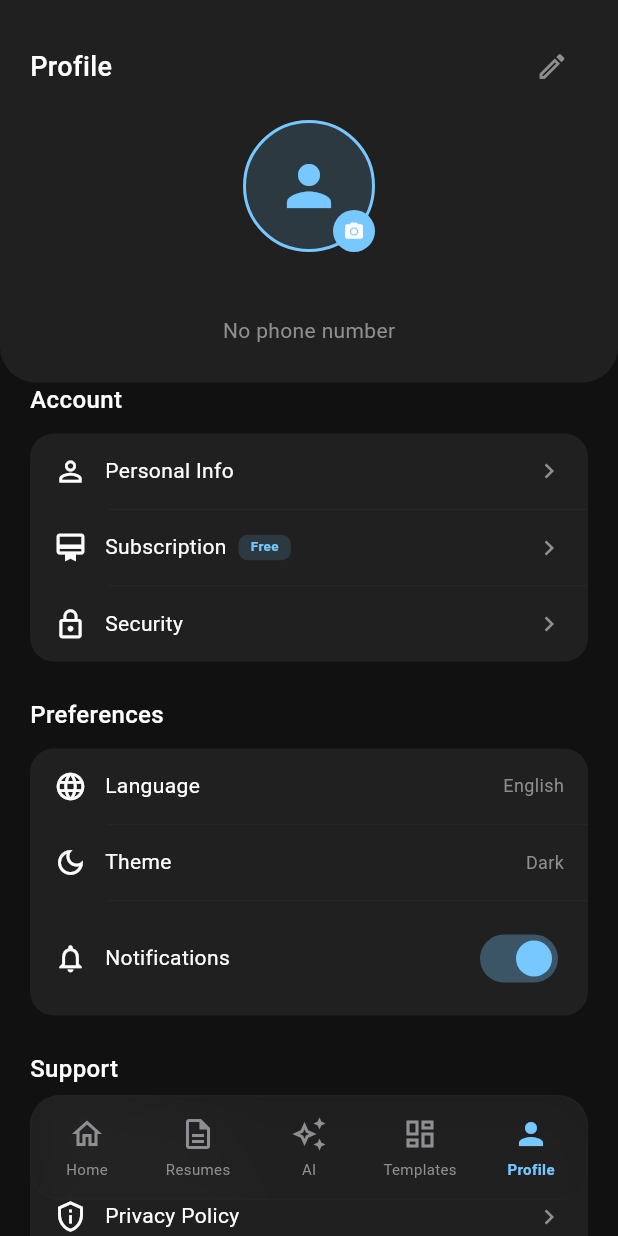
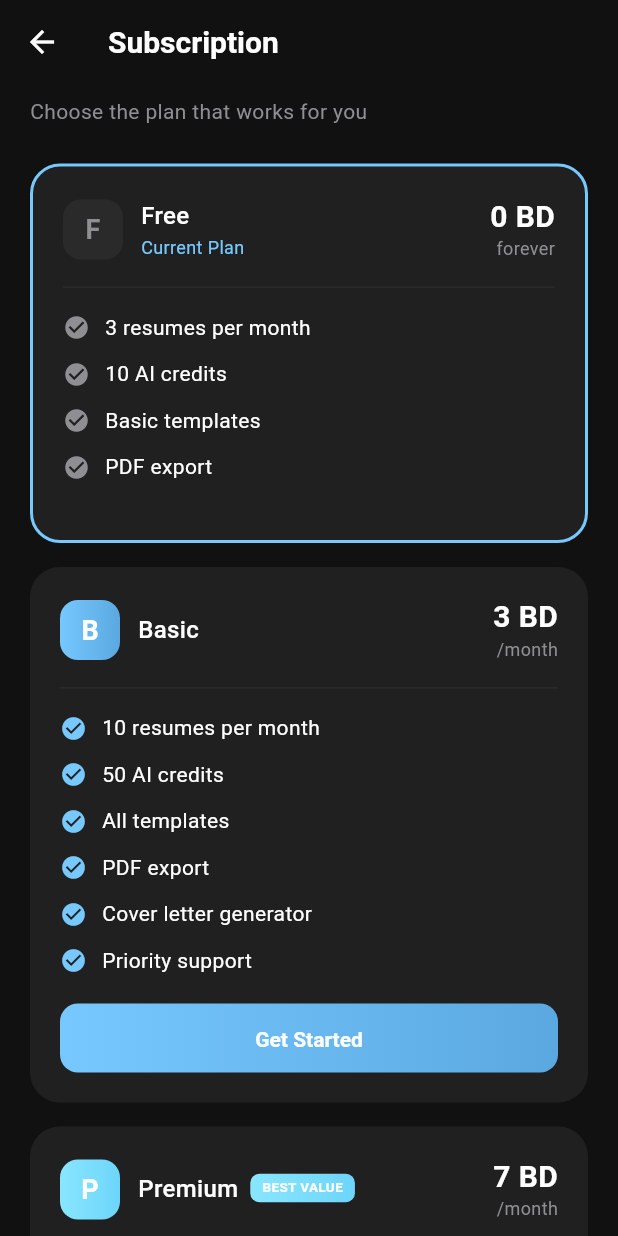
Before and after one commit to matmood-dev/flutter-resume-maker, a Flutter app: the ProfileScreen screen opened by its route, after a tap on "Subscription", on a phone screen of 412 x 824 dp. Run offline on Flutter 3.47's test engine with Material 3 defaults, Android fonts, the phone set to English and light mode, and no system bars; our stand-ins replace flutter_riverpod, gap, go_router, image_picker, pdf, printing and 1 more; accounts and stored records are empty.

Commit message:
implemented subscriptions

```diff
--- a/lib/features/profile/profile_screen.dart
+++ b/lib/features/profile/profile_screen.dart
@@ -1,6 +1,7 @@
 import 'package:flutter/material.dart';
 import 'package:flutter_riverpod/flutter_riverpod.dart';
 import 'package:gap/gap.dart';
+import 'package:go_router/go_router.dart';
 import 'package:image_picker/image_picker.dart';
 import '../../core/theme/app_colors.dart';
 import '../../core/theme/app_text_styles.dart';
@@ -36,7 +37,7 @@ class ProfileScreen extends ConsumerWidget {
                     title: 'Subscription',
                     badge: _getSubscriptionLabel(user?.subscriptionTier),
                     badgeColor: AppColors.primary,
-                    onTap: () {},
+                    onTap: () => context.push('/subscription'),
                   ),
                   _buildSettingsTile(
                     icon: Icons.lock_outline,
--- /dev/null
+++ b/lib/features/subscription/subscription_screen.dart
@@ -0,0 +1,330 @@
+import 'package:flutter/material.dart';
+import 'package:flutter_riverpod/flutter_riverpod.dart';
+import 'package:gap/gap.dart';
+import 'package:go_router/go_router.dart';
+
+import '../../core/theme/app_colors.dart';
+import '../../core/theme/app_text_styles.dart';
+import '../../providers/auth_provider.dart';
+
+class SubscriptionScreen extends ConsumerWidget {
+  const SubscriptionScreen({super.key});
+
+  @override
+  Widget build(BuildContext context, WidgetRef ref) {
+    final authState = ref.watch(authProvider);
+    final user = authState.user;
+    final currentTier = user?.subscriptionTier;
+
+    return Scaffold(
+      backgroundColor: AppColors.background,
+      appBar: AppBar(
+        backgroundColor: AppColors.background,
+        elevation: 0,
+        leading: IconButton(
+          onPressed: () => context.pop(),
+          icon: const Icon(Icons.arrow_back, color: AppColors.textWhite),
+        ),
+        title: Text('Subscription', style: AppTextStyles.headlineMedium),
+      ),
+      body: ListView(
+        padding: const EdgeInsets.symmetric(horizontal: 20),
+        children: [
+          const Gap(8),
+          Text(
+            'Choose the plan that works for you',
+            style: AppTextStyles.bodyMedium.copyWith(color: AppColors.textGrey),
+          ),
+          const Gap(24),
+          _buildPlanCard(
+            context,
+            name: 'Free',
+            price: '0 BD',
+            period: 'forever',
+            features: [
+              '3 resumes per month',
+              '10 AI credits',
+              'Basic templates',
+              'PDF export',
+            ],
+            isActive: currentTier?.name == 'free',
+            gradient: null,
+            onTap: () {},
+          ),
+          const Gap(16),
+          _buildPlanCard(
+            context,
+            name: 'Basic',
+            price: '3 BD',
+            period: '/month',
+            features: [
+              '10 resumes per month',
+              '50 AI credits',
+              'All templates',
+              'PDF export',
+              'Cover letter generator',
+              'Priority support',
+            ],
+            isActive: currentTier?.name == 'basic',
+            gradient: const LinearGradient(
+              colors: [AppColors.primary, Color(0xFF5BA8E0)],
+            ),
+            onTap: () {},
+          ),
+          const Gap(16),
+          _buildPlanCard(
+            context,
+            name: 'Premium',
+            price: '7 BD',
+            period: '/month',
+            badge: 'BEST VALUE',
+            features: [
+              'Unlimited resumes',
+              'Unlimited AI credits',
+              'All templates',
+              'PDF export',
+              'Cover letter generator',
+              'Resume scanning & ATS score',
+              'Priority support',
+              'Custom branding',
+            ],
+            isActive: currentTier?.name == 'premium',
+            gradient: const LinearGradient(
+              colors: [AppColors.accent, Color(0xFF6DD5FA)],
+            ),
+            onTap: () {},
+          ),
+          const Gap(16),
+          _buildPlanCard(
+            context,
+            name: 'Enterprise',
+            price: '19 BD',
+            period: '/month',
+            features: [
+              'Everything in Premium',
+              'Team collaboration',
+              'Bulk resume generation',
+              'API access',
+              'Dedicated account manager',
+              'Custom integrations',
+            ],
+            isActive: currentTier?.name == 'enterprise',
+            gradient: const LinearGradient(
+              colors: [Color(0xFFFFB74D), Color(0xFFFF8A65)],
+            ),
+            onTap: () {},
+          ),
+          const Gap(32),
+          Text(
+            'All plans include a 7-day free trial. Cancel anytime.',
+            style: AppTextStyles.bodySmall.copyWith(color: AppColors.textGrey),
+            textAlign: TextAlign.center,
+          ),
+          const Gap(40),
+        ],
+      ),
+    );
+  }
+
+  Widget _buildPlanCard(
+    BuildContext context, {
+    required String name,
+    required String price,
+    required String period,
+    required List<String> features,
+    required bool isActive,
+    required LinearGradient? gradient,
+    required VoidCallback onTap,
+    String? badge,
+  }) {
+    final isCurrentPlan = isActive;
+
+    return GestureDetector(
+      onTap: onTap,
+      child: Container(
+        padding: const EdgeInsets.all(20),
+        decoration: BoxDecoration(
+          color: AppColors.card,
+          borderRadius: BorderRadius.circular(20),
+          border: isCurrentPlan
+              ? Border.all(color: AppColors.primary, width: 2)
+              : null,
+        ),
+        child: Column(
+          crossAxisAlignment: CrossAxisAlignment.start,
+          children: [
+            Row(
+              children: [
+                if (gradient != null)
+                  Container(
+                    width: 40,
+                    height: 40,
+                    decoration: BoxDecoration(
+                      gradient: gradient,
+                      borderRadius: BorderRadius.circular(12),
+                    ),
+                    child: Center(
+                      child: Text(
+                        name[0],
+                        style: AppTextStyles.titleLarge.copyWith(
+                          color: Colors.white,
+                          fontWeight: FontWeight.bold,
+                        ),
+                      ),
+                    ),
+                  )
+                else
+                  Container(
+                    width: 40,
+                    height: 40,
+                    decoration: BoxDecoration(
+                      color: AppColors.border,
+                      borderRadius: BorderRadius.circular(12),
+                    ),
+                    child: Center(
+                      child: Text(
+                        name[0],
+                        style: AppTextStyles.titleLarge.copyWith(
+                          color: AppColors.textGrey,
+                          fontWeight: FontWeight.bold,
+                        ),
+                      ),
+                    ),
+                  ),
+                const Gap(12),
+                Expanded(
+                  child: Column(
+                    crossAxisAlignment: CrossAxisAlignment.start,
+                    children: [
+                      Row(
+                        children: [
+                          Text(name, style: AppTextStyles.titleMedium),
+                          if (badge != null) ...[
+                            const Gap(8),
+                            Container(
+                              padding: const EdgeInsets.symmetric(
+                                horizontal: 8,
+                                vertical: 3,
+                              ),
+                              decoration: BoxDecoration(
+                                gradient: gradient,
+                                borderRadius: BorderRadius.circular(6),
+                              ),
+                              child: Text(
+                                badge,
+                                style: AppTextStyles.labelSmall.copyWith(
+                                  color: Colors.white,
+                                  fontSize: 9,
+                                  fontWeight: FontWeight.bold,
+                                ),
+                              ),
+                            ),
+                          ],
+                        ],
+                      ),
+                      const Gap(2),
+                      if (isCurrentPlan)
+                        Text(
+                          'Current Plan',
+                          style: AppTextStyles.bodySmall.copyWith(
+                            color: AppColors.primary,
+                          ),
+                        ),
+                    ],
+                  ),
+                ),
+                Column(
+                  crossAxisAlignment: CrossAxisAlignment.end,
+                  children: [
+                    Text(
+                      price,
+                      style: AppTextStyles.headlineMedium.copyWith(
+                        fontWeight: FontWeight.bold,
+                      ),
+                    ),
+                    Text(
+                      period,
+                      style: AppTextStyles.bodySmall.copyWith(
+                        color: AppColors.textGrey,
+                      ),
+                    ),
+                  ],
+                ),
+              ],
+            ),
+            const Gap(16),
+            Divider(color: AppColors.border, height: 1),
+            const Gap(16),
+            ...features.map((feature) => Padding(
+                  padding: const EdgeInsets.only(bottom: 10),
+                  child: Row(
+                    children: [
+                      Icon(
+                        Icons.check_circle,
+                        size: 18,
+                        color: gradient != null
+                            ? AppColors.primary
+                            : AppColors.textGrey,
+                      ),
+                      const Gap(10),
+                      Expanded(
+                        child: Text(
+                          feature,
+                          style: AppTextStyles.bodyMedium.copyWith(
+                            color: AppColors.textWhite,
+                          ),
+                        ),
+                      ),
+                    ],
+                  ),
+                )),
+            const Gap(8),
+            if (!isCurrentPlan)
+              SizedBox(
+                width: double.infinity,
+                height: 46,
+                child: gradient != null
+                    ? DecoratedBox(
+                        decoration: BoxDecoration(
+                          gradient: gradient,
+                          borderRadius: BorderRadius.circular(12),
+                        ),
+                        child: ElevatedButton(
+                          onPressed: onTap,
+                          style: ElevatedButton.styleFrom(
+                            backgroundColor: Colors.transparent,
+                            shadowColor: Colors.transparent,
+                            shape: RoundedRectangleBorder(
+                              borderRadius: BorderRadius.circular(12),
+                            ),
+                          ),
+                          child: Text(
+                            'Get Started',
+                            style: AppTextStyles.buttonMedium.copyWith(
+                              color: Colors.white,
+                            ),
+                          ),
+                        ),
+                      )
+                    : OutlinedButton(
+                        onPressed: onTap,
+                        style: OutlinedButton.styleFrom(
+                          side: const BorderSide(color: AppColors.border),
+                          shape: RoundedRectangleBorder(
+                            borderRadius: BorderRadius.circular(12),
+                          ),
+                        ),
+                        child: Text(
+                          'Current Plan',
+                          style: AppTextStyles.buttonMedium.copyWith(
+                            color: AppColors.textGrey,
+                          ),
+                        ),
+                      ),
+              ),
+          ],
+        ),
+      ),
+    );
+  }
+}
--- a/lib/navigation/app_router.dart
+++ b/lib/navigation/app_router.dart
@@ -14,6 +14,7 @@ import '../features/resume/template_selection_screen.dart';
 import '../features/scanner/scanner_screen.dart';
 import '../features/templates/templates_screen.dart';
 import '../models/resume_model.dart';
+import '../features/subscription/subscription_screen.dart';
 import 'main_shell.dart';
 
 final _rootNavigatorKey = GlobalKey<NavigatorState>();
@@ -109,5 +110,10 @@ final appRouter = GoRouter(
       parentNavigatorKey: _rootNavigatorKey,
       builder: (context, state) => const CoverLetterScreen(),
     ),
+    GoRoute(
+      path: '/subscription',
+      parentNavigatorKey: _rootNavigatorKey,
+      builder: (context, state) => const SubscriptionScreen(),
+    ),
   ],
 );
```
